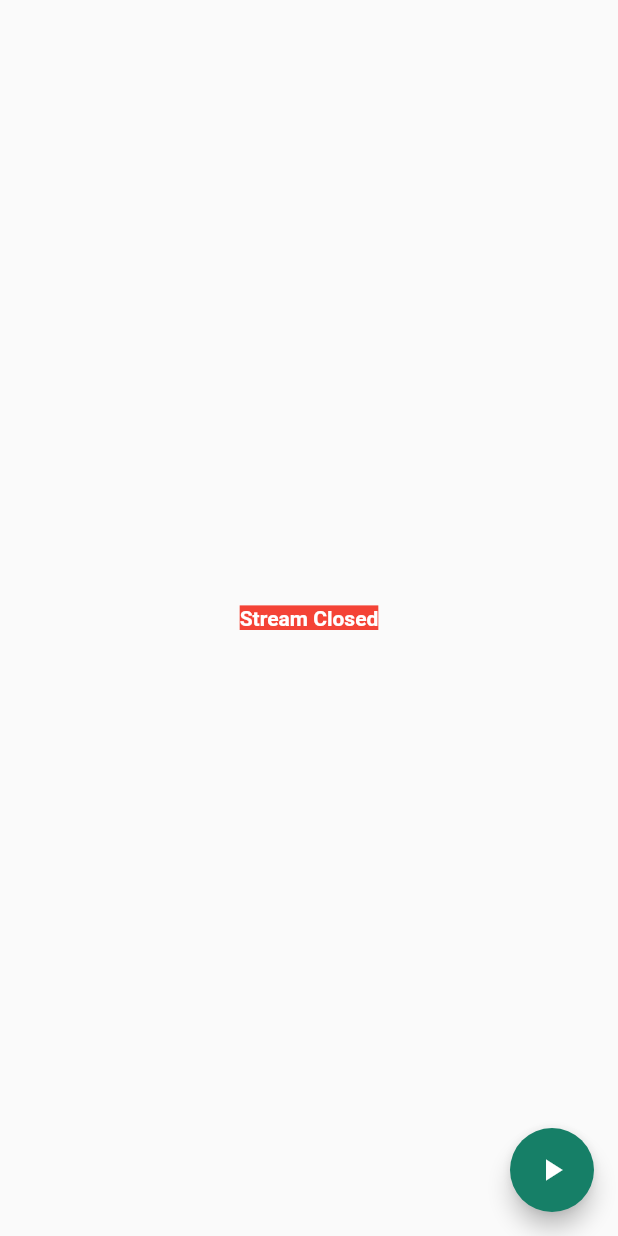
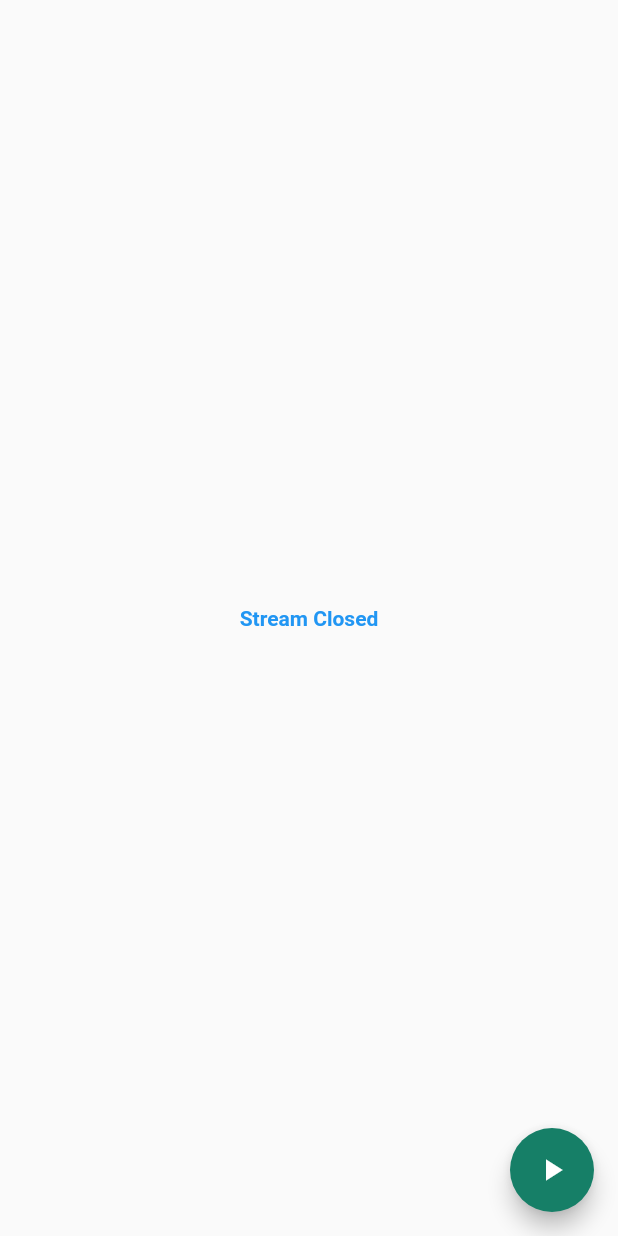
Before and after one commit to firasharb/rang_3, a Flutter app: the StreamBox screen opened directly, on a phone screen of 412 x 824 dp. Run offline on Flutter 3.47's test engine with Material 2 defaults, Android fonts, the phone set to English and light mode, and no system bars; our stand-ins replace firebase_storage; missing offline and left inert: flutter_vlc_player; accounts and stored records are empty; network calls fail.

Commit message:
minor changes

```diff
--- a/rang/lib/activity_log.dart
+++ b/rang/lib/activity_log.dart
@@ -1,4 +1,8 @@
 import 'package:flutter/material.dart';
+
+class ActivityEvent {
+  String date;
+}
 
 
 class ActivityLog extends StatelessWidget { // page
--- a/rang/lib/home.dart
+++ b/rang/lib/home.dart
@@ -4,7 +4,7 @@ import 'package:rang/plugins/firetop/storage/fire_storage_service.dart';
 
 final Color yellow = Color(0xfffbc31b);
 final Color orange = Color(0xfffb6900);
-String image = "images/dog.jpg";
+String image = "data/20:26 on 30-03-2020 .jpg";
 
 
 class Home extends StatelessWidget {
@@ -17,6 +17,7 @@ class Home extends StatelessWidget {
         primarySwatch: Colors.blue,
       ),
       home: LoadFirebaseStorageImage(),
+      debugShowCheckedModeBanner: false,
     );
   }
 }
--- a/rang/lib/live_stream.dart
+++ b/rang/lib/live_stream.dart
@@ -1,7 +1,6 @@
 //the livestream will be displayed on this widget
 //importing the necessary files
 import 'package:flutter/material.dart';
-import 'package:flutter_vlc_player/flutter_vlc_player.dart';
 import 'package:flutter_vlc_player/vlc_player.dart';
 import 'package:flutter_vlc_player/vlc_player_controller.dart';
 
@@ -46,8 +45,8 @@ class _StreamBoxState extends State<StreamBox> {
                             style: TextStyle(
                                 fontSize: 14.0,
                                 fontWeight: FontWeight.bold,
-                                color: Colors.white,
-                                background: Paint()..color = Colors.red),
+                                color: Colors.blue,
+                                ),
                           )
                         ]),
                       ),
```
